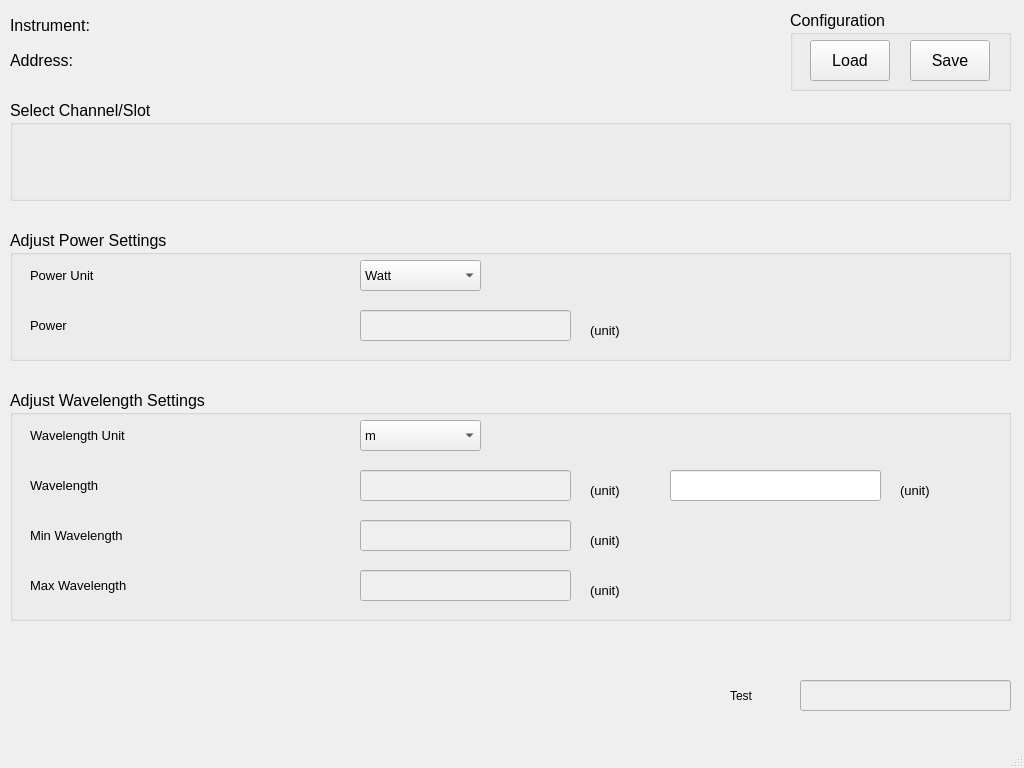
Before: the Qt Designer form src/configpowermeter.ui in shattered97/OSICS_Interface, drawn with Qt 5.
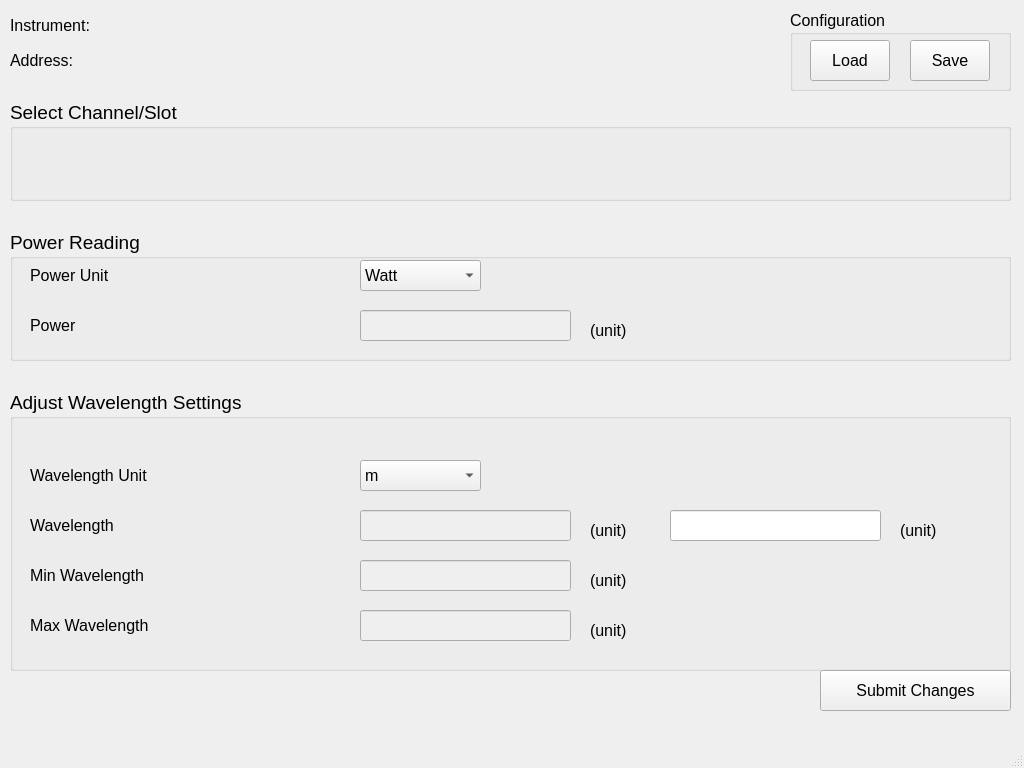
After: the same form once the commit is applied.

Diff of the .ui file:
```diff
--- a/src/configpowermeter.ui
+++ b/src/configpowermeter.ui
@@ -53,32 +53,6 @@
      <string>Address: </string>
     </property>
    </widget>
-   <widget class="QLineEdit" name="testEdit">
-    <property name="enabled">
-     <bool>false</bool>
-    </property>
-    <property name="geometry">
-     <rect>
-      <x>800</x>
-      <y>680</y>
-      <width>211</width>
-      <height>31</height>
-     </rect>
-    </property>
-   </widget>
-   <widget class="QLabel" name="testLabel">
-    <property name="geometry">
-     <rect>
-      <x>730</x>
-      <y>680</y>
-      <width>81</width>
-      <height>31</height>
-     </rect>
-    </property>
-    <property name="text">
-     <string>Test</string>
-    </property>
-   </widget>
    <widget class="QGroupBox" name="radioButtonGroupBox">
     <property name="geometry">
      <rect>
@@ -90,7 +64,7 @@
     </property>
     <property name="font">
      <font>
-      <pointsize>12</pointsize>
+      <pointsize>14</pointsize>
      </font>
     </property>
     <property name="title">
@@ -108,11 +82,11 @@
     </property>
     <property name="font">
      <font>
-      <pointsize>12</pointsize>
+      <pointsize>14</pointsize>
      </font>
     </property>
     <property name="title">
-     <string>Adjust Power Settings</string>
+     <string>Power Reading</string>
     </property>
     <widget class="QLineEdit" name="powerDisplay">
      <property name="enabled">
@@ -126,6 +100,11 @@
        <height>31</height>
       </rect>
      </property>
+     <property name="font">
+      <font>
+       <pointsize>12</pointsize>
+      </font>
+     </property>
      <property name="text">
       <string/>
      </property>
@@ -141,7 +120,7 @@
      </property>
      <property name="font">
       <font>
-       <pointsize>10</pointsize>
+       <pointsize>12</pointsize>
       </font>
      </property>
      <property name="text">
@@ -159,7 +138,7 @@
      </property>
      <property name="font">
       <font>
-       <pointsize>10</pointsize>
+       <pointsize>12</pointsize>
       </font>
      </property>
      <property name="text">
@@ -177,7 +156,7 @@
      </property>
      <property name="font">
       <font>
-       <pointsize>10</pointsize>
+       <pointsize>12</pointsize>
       </font>
      </property>
      <property name="text">
@@ -195,7 +174,7 @@
      </property>
      <property name="font">
       <font>
-       <pointsize>10</pointsize>
+       <pointsize>12</pointsize>
       </font>
      </property>
      <property name="styleSheet">
@@ -219,12 +198,12 @@
       <x>10</x>
       <y>390</y>
       <width>1001</width>
-      <height>231</height>
+      <height>281</height>
      </rect>
     </property>
     <property name="font">
      <font>
-      <pointsize>12</pointsize>
+      <pointsize>14</pointsize>
      </font>
     </property>
     <property name="title">
@@ -237,14 +216,14 @@
      <property name="geometry">
       <rect>
        <x>350</x>
-       <y>80</y>
+       <y>120</y>
        <width>211</width>
        <height>31</height>
       </rect>
      </property>
      <property name="font">
       <font>
-       <pointsize>10</pointsize>
+       <pointsize>12</pointsize>
       </font>
      </property>
      <property name="text">
@@ -258,14 +237,14 @@
      <property name="geometry">
       <rect>
        <x>350</x>
-       <y>130</y>
+       <y>170</y>
        <width>211</width>
        <height>31</height>
       </rect>
      </property>
      <property name="font">
       <font>
-       <pointsize>10</pointsize>
+       <pointsize>12</pointsize>
       </font>
      </property>
      <property name="text">
@@ -279,14 +258,14 @@
      <property name="geometry">
       <rect>
        <x>350</x>
-       <y>180</y>
+       <y>220</y>
        <width>211</width>
        <height>31</height>
       </rect>
      </property>
      <property name="font">
       <font>
-       <pointsize>10</pointsize>
+       <pointsize>12</pointsize>
       </font>
      </property>
      <property name="text">
@@ -297,14 +276,14 @@
      <property name="geometry">
       <rect>
        <x>580</x>
-       <y>90</y>
+       <y>130</y>
        <width>51</width>
        <height>21</height>
       </rect>
      </property>
      <property name="font">
       <font>
-       <pointsize>10</pointsize>
+       <pointsize>12</pointsize>
       </font>
      </property>
      <property name="text">
@@ -315,14 +294,14 @@
      <property name="geometry">
       <rect>
        <x>580</x>
-       <y>140</y>
+       <y>180</y>
        <width>51</width>
        <height>21</height>
       </rect>
      </property>
      <property name="font">
       <font>
-       <pointsize>10</pointsize>
+       <pointsize>12</pointsize>
       </font>
      </property>
      <property name="text">
@@ -333,14 +312,14 @@
      <property name="geometry">
       <rect>
        <x>580</x>
-       <y>190</y>
+       <y>230</y>
        <width>51</width>
        <height>21</height>
       </rect>
      </property>
      <property name="font">
       <font>
-       <pointsize>10</pointsize>
+       <pointsize>12</pointsize>
       </font>
      </property>
      <property name="text">
@@ -351,14 +330,14 @@
      <property name="geometry">
       <rect>
        <x>20</x>
-       <y>30</y>
+       <y>70</y>
        <width>331</width>
        <height>31</height>
       </rect>
      </property>
      <property name="font">
       <font>
-       <pointsize>10</pointsize>
+       <pointsize>12</pointsize>
       </font>
      </property>
      <property name="text">
@@ -369,14 +348,14 @@
      <property name="geometry">
       <rect>
        <x>20</x>
-       <y>80</y>
+       <y>120</y>
        <width>331</width>
        <height>31</height>
       </rect>
      </property>
      <property name="font">
       <font>
-       <pointsize>10</pointsize>
+       <pointsize>12</pointsize>
       </font>
      </property>
      <property name="text">
@@ -387,14 +366,14 @@
      <property name="geometry">
       <rect>
        <x>20</x>
-       <y>130</y>
+       <y>170</y>
        <width>331</width>
        <height>31</height>
       </rect>
      </property>
      <property name="font">
       <font>
-       <pointsize>10</pointsize>
+       <pointsize>12</pointsize>
       </font>
      </property>
      <property name="text">
@@ -405,14 +384,14 @@
      <property name="geometry">
       <rect>
        <x>20</x>
-       <y>180</y>
+       <y>220</y>
        <width>331</width>
        <height>31</height>
       </rect>
      </property>
      <property name="font">
       <font>
-       <pointsize>10</pointsize>
+       <pointsize>12</pointsize>
       </font>
      </property>
      <property name="text">
@@ -423,14 +402,14 @@
      <property name="geometry">
       <rect>
        <x>350</x>
-       <y>30</y>
+       <y>70</y>
        <width>121</width>
        <height>31</height>
       </rect>
      </property>
      <property name="font">
       <font>
-       <pointsize>10</pointsize>
+       <pointsize>12</pointsize>
       </font>
      </property>
      <property name="currentIndex">
@@ -469,14 +448,14 @@
      <property name="geometry">
       <rect>
        <x>660</x>
-       <y>80</y>
+       <y>120</y>
        <width>211</width>
        <height>31</height>
       </rect>
      </property>
      <property name="font">
       <font>
-       <pointsize>10</pointsize>
+       <pointsize>12</pointsize>
       </font>
      </property>
     </widget>
@@ -484,14 +463,14 @@
      <property name="geometry">
       <rect>
        <x>890</x>
-       <y>90</y>
+       <y>130</y>
        <width>81</width>
        <height>21</height>
       </rect>
      </property>
      <property name="font">
       <font>
-       <pointsize>10</pointsize>
+       <pointsize>12</pointsize>
       </font>
      </property>
      <property name="text">
@@ -543,14 +522,31 @@
      </property>
     </widget>
    </widget>
+   <widget class="QPushButton" name="saveChangesButton">
+    <property name="geometry">
+     <rect>
+      <x>820</x>
+      <y>670</y>
+      <width>191</width>
+      <height>41</height>
+     </rect>
+    </property>
+    <property name="font">
+     <font>
+      <pointsize>12</pointsize>
+     </font>
+    </property>
+    <property name="text">
+     <string>Submit Changes</string>
+    </property>
+   </widget>
    <zorder>groupBox_2</zorder>
    <zorder>groupBox</zorder>
    <zorder>instrumentInfoLabel</zorder>
    <zorder>instrumentAddressLabel</zorder>
-   <zorder>testEdit</zorder>
-   <zorder>testLabel</zorder>
    <zorder>radioButtonGroupBox</zorder>
    <zorder>groupBox_3</zorder>
+   <zorder>saveChangesButton</zorder>
   </widget>
   <widget class="QMenuBar" name="menubar">
    <property name="geometry">
```
